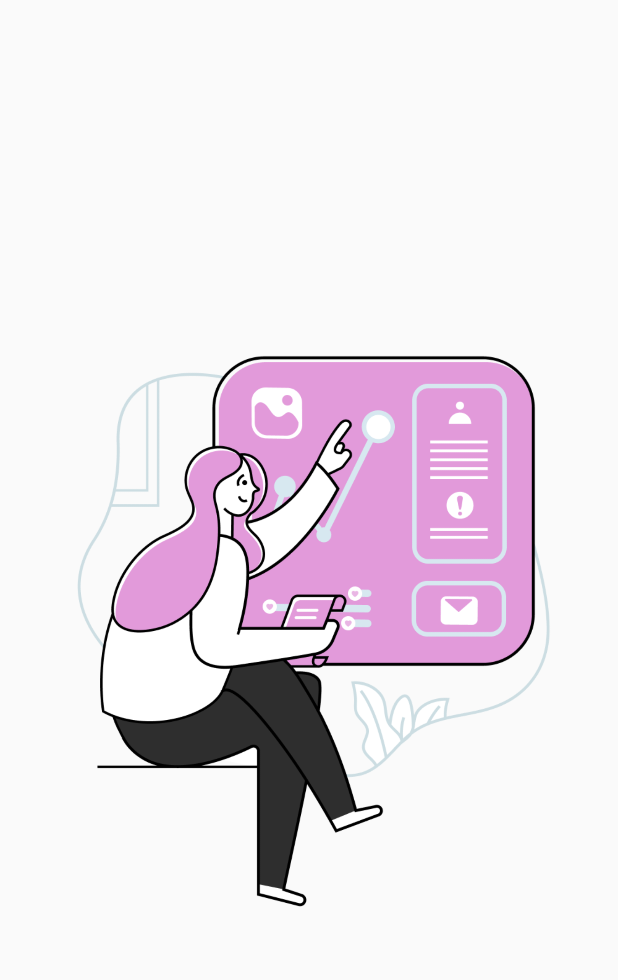
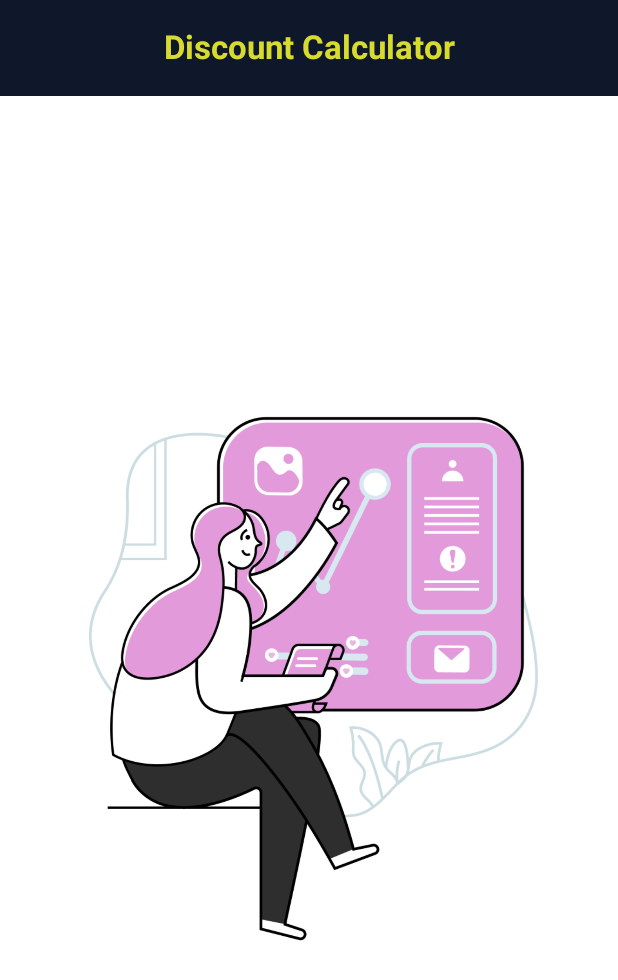
Before and after one commit to JulSarmiento/discount-calculator-app, an Android app built with Jetpack Compose: the screen it shows after launch (MainActivity), on a phone screen of 412 x 824 dp. Shown: the top 980 px of the screen. Run offline under Robolectric (Android 15) with nearby library versions, the phone set to English and light mode, and no system bars.

Commit message:
feat: se configuraron los colores y la fuente, se inicio el proyecto con el header

```diff
--- a/app/src/main/java/com/julhdev/discountcalculator/MainActivity.kt
+++ b/app/src/main/java/com/julhdev/discountcalculator/MainActivity.kt
@@ -4,16 +4,8 @@ import android.os.Bundle
 import androidx.activity.ComponentActivity
 import androidx.activity.compose.setContent
 import androidx.activity.enableEdgeToEdge
-import androidx.compose.foundation.Image
-import androidx.compose.foundation.layout.fillMaxSize
-import androidx.compose.foundation.layout.padding
-import androidx.compose.material3.Scaffold
-import androidx.compose.material3.Text
-import androidx.compose.runtime.Composable
-import androidx.compose.ui.Modifier
-import androidx.compose.ui.res.painterResource
-import androidx.compose.ui.tooling.preview.Preview
 import com.julhdev.discountcalculator.ui.theme.DiscountCalculatorTheme
+import com.julhdev.discountcalculator.views.HomeView
 
 class MainActivity : ComponentActivity() {
   override fun onCreate(savedInstanceState: Bundle?) {
@@ -21,11 +13,7 @@ class MainActivity : ComponentActivity() {
     enableEdgeToEdge()
     setContent {
       DiscountCalculatorTheme {
-        Image(
-          modifier = Modifier.fillMaxSize(),
-          painter = painterResource(id = R.drawable.image),
-          contentDescription = "Background"
-        )
+        HomeView()
       }
     }
   }
--- /dev/null
+++ b/app/src/main/java/com/julhdev/discountcalculator/components/BodyComponents.kt
@@ -0,0 +1 @@
+package com.julhdev.discountcalculator.components
--- /dev/null
+++ b/app/src/main/java/com/julhdev/discountcalculator/components/CardComponents.kt
@@ -0,0 +1 @@
+package com.julhdev.discountcalculator.components
--- a/app/src/main/java/com/julhdev/discountcalculator/ui/theme/Color.kt
+++ b/app/src/main/java/com/julhdev/discountcalculator/ui/theme/Color.kt
@@ -2,10 +2,9 @@ package com.julhdev.discountcalculator.ui.theme
 
 import androidx.compose.ui.graphics.Color
 
-val Purple80 = Color(0xFFD0BCFF)
-val PurpleGrey80 = Color(0xFFCCC2DC)
-val Pink80 = Color(0xFFEFB8C8)
+val Primary = Color(0xFFD8DB2F)
+val Secondary =  Color(0xFF0F172A)
+val Secondary70 = Color(0xFF334155)
 
-val Purple40 = Color(0xFF6650a4)
-val PurpleGrey40 = Color(0xFF625b71)
-val Pink40 = Color(0xFF7D5260)
+val Background = Color(0xFFFFFFFF)
+val Error = Color(0xFFB00020)
--- a/app/src/main/java/com/julhdev/discountcalculator/ui/theme/Theme.kt
+++ b/app/src/main/java/com/julhdev/discountcalculator/ui/theme/Theme.kt
@@ -12,36 +12,34 @@ import androidx.compose.runtime.Composable
 import androidx.compose.ui.platform.LocalContext
 
 private val DarkColorScheme = darkColorScheme(
-  primary = Purple80,
-  secondary = PurpleGrey80,
-  tertiary = Pink80
+  primary = Primary,
+  onPrimary = Background,
+  secondary = Secondary,
+  tertiary = Secondary70,
+  background = Background,
+  surface = Background,
+  error = Error
 )
 
 private val LightColorScheme = lightColorScheme(
-  primary = Purple40,
-  secondary = PurpleGrey40,
-  tertiary = Pink40
-
-  /* Other default colors to override
-    background = Color(0xFFFFFBFE),
-    surface = Color(0xFFFFFBFE),
-    onPrimary = Color.White,
-    onSecondary = Color.White,
-    onTertiary = Color.White,
-    onBackground = Color(0xFF1C1B1F),
-    onSurface = Color(0xFF1C1B1F),
-    */
+  primary = Primary,
+  onPrimary = Background,
+  secondary = Secondary,
+  tertiary = Secondary70,
+  background = Background,
+  surface = Background,
+  error = Error
 )
 
 @Composable
 fun DiscountCalculatorTheme(
   darkTheme: Boolean = isSystemInDarkTheme(),
   // Dynamic color is available on Android 12+
-  dynamicColor: Boolean = true,
+  dynamicColor: Boolean = false ,
   content: @Composable () -> Unit
 ) {
   val colorScheme = when {
-    dynamicColor && Build.VERSION.SDK_INT >= Build.VERSION_CODES.S -> {
+    dynamicColor -> {
       val context = LocalContext.current
       if (darkTheme) dynamicDarkColorScheme(context) else dynamicLightColorScheme(context)
     }
--- a/app/src/main/java/com/julhdev/discountcalculator/ui/theme/Type.kt
+++ b/app/src/main/java/com/julhdev/discountcalculator/ui/theme/Type.kt
@@ -9,7 +9,7 @@ import androidx.compose.ui.unit.sp
 // Set of Material typography styles to start with
 val Typography = Typography(
   bodyLarge = TextStyle(
-    fontFamily = FontFamily.Default,
+    fontFamily = FontFamily.Monospace,
     fontWeight = FontWeight.Normal,
     fontSize = 16.sp,
     lineHeight = 24.sp,
--- /dev/null
+++ b/app/src/main/java/com/julhdev/discountcalculator/views/HomeView.kt
@@ -0,0 +1,57 @@
+package com.julhdev.discountcalculator.views
+
+import androidx.compose.foundation.Image
+import androidx.compose.foundation.layout.Arrangement
+import androidx.compose.foundation.layout.Column
+import androidx.compose.foundation.layout.PaddingValues
+import androidx.compose.foundation.layout.fillMaxSize
+import androidx.compose.foundation.layout.padding
+import androidx.compose.material3.CenterAlignedTopAppBar
+import androidx.compose.material3.ExperimentalMaterial3Api
+import androidx.compose.material3.MaterialTheme
+import androidx.compose.material3.Scaffold
+import androidx.compose.material3.Text
+import androidx.compose.material3.TopAppBarDefaults
+import androidx.compose.runtime.Composable
+import androidx.compose.ui.Alignment
+import androidx.compose.ui.Modifier
+import androidx.compose.ui.res.painterResource
+import androidx.compose.ui.text.font.FontWeight
+import androidx.compose.ui.unit.dp
+import com.julhdev.discountcalculator.R
+
+@OptIn(ExperimentalMaterial3Api::class)
+@Composable
+fun HomeView() {
+  Scaffold(
+    topBar = {
+      CenterAlignedTopAppBar(
+        title = { Text(text = "Discount Calculator", fontWeight = FontWeight.Bold) },
+        colors = TopAppBarDefaults.centerAlignedTopAppBarColors(
+          containerColor = MaterialTheme.colorScheme.secondary,
+          titleContentColor = MaterialTheme.colorScheme.primary
+        )
+      )
+    }
+  ) {
+    ContentHomeView(it)
+  }
+
+}
+
+@Composable
+fun ContentHomeView(paddingValues: PaddingValues ) {
+  Column(
+    modifier = Modifier
+      .padding(paddingValues)
+      .padding(10.dp),
+    verticalArrangement = Arrangement.Center,
+    horizontalAlignment = Alignment.CenterHorizontally
+  ) {
+    Image(
+      modifier = Modifier.fillMaxSize(),
+      painter = painterResource(id = R.drawable.image),
+      contentDescription = "Background"
+    )
+  }
+}
```
